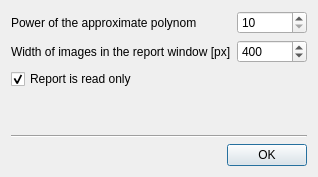
First picture: the form in settingsdialog.ui, repository pa23/mixan, before the edit.
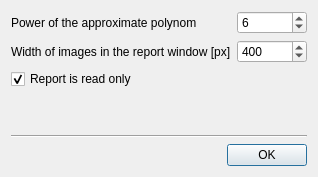
Second picture: the form after the edit. Icons and pictures are not drawn.

What changed in the file:
```diff
--- a/settingsdialog.ui
+++ b/settingsdialog.ui
@@ -90,7 +90,13 @@
         </size>
        </property>
        <property name="minimum">
-        <number>10</number>
+        <number>1</number>
+       </property>
+       <property name="maximum">
+        <number>255</number>
+       </property>
+       <property name="value">
+        <number>6</number>
        </property>
       </widget>
      </item>
```
Left out of the diff: 3 changed lines with no effect on the pictures.
